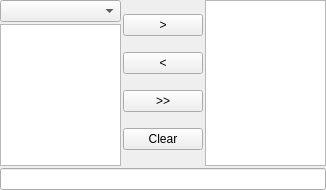
This is gui/ui/WgtListSelector.ui in hboussard/chloe_qgis as Qt 5 draws it before an edit. The edited form follows.
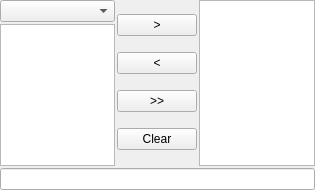
This is the edited form.

Diff of the .ui file:
```diff
--- a/gui/ui/WgtListSelector.ui
+++ b/gui/ui/WgtListSelector.ui
@@ -6,7 +6,7 @@
    <rect>
     <x>0</x>
     <y>0</y>
-    <width>326</width>
+    <width>315</width>
     <height>190</height>
    </rect>
   </property>
```
